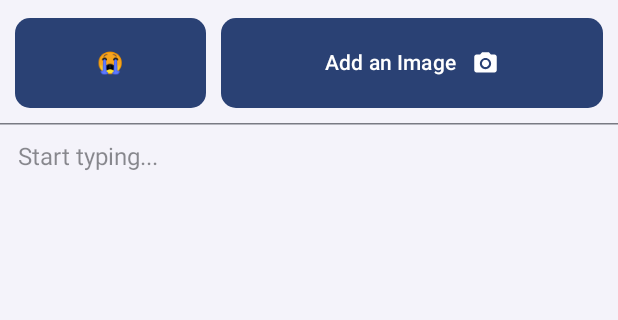
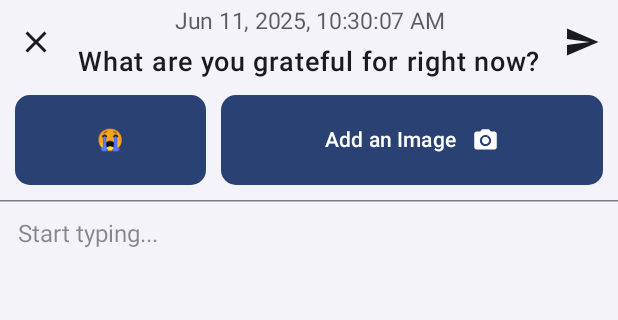
Before and after one commit to mariuskuehnast/MoCo_2025_Team_1, an Android app built with Jetpack Compose: the screen it shows after launch (MainActivity), item 2 of the bottom bar chosen, on a phone screen of 412 x 824 dp, the part 69-389 px from its top. Run offline under Robolectric (Android 15) with nearby library versions, the phone set to English and light mode, and no system bars; our stand-ins replace Room's generated code.

Commit message:
Display datetime and prompt in the EntryComposer and add close and send buttons to the modal

```diff
--- a/app/build.gradle.kts
+++ b/app/build.gradle.kts
@@ -16,7 +16,7 @@ android {
 
     defaultConfig {
         applicationId = "com.example.moco2025team1"
-        minSdk = 24
+        minSdk = 26
         targetSdk = 35
         versionCode = 1
         versionName = "1.0"
--- a/app/src/main/java/com/example/moco2025team1/MainActivity.kt
+++ b/app/src/main/java/com/example/moco2025team1/MainActivity.kt
@@ -8,12 +8,9 @@ import androidx.activity.enableEdgeToEdge
 import androidx.compose.foundation.layout.Column
 import androidx.compose.material3.Text
 import androidx.compose.runtime.Composable
-import androidx.compose.runtime.getValue
-import androidx.compose.runtime.mutableStateOf
-import androidx.compose.runtime.remember
-import androidx.compose.runtime.setValue
 import androidx.compose.ui.Modifier
 import androidx.compose.ui.tooling.preview.Preview
+import androidx.lifecycle.viewModelScope
 import androidx.navigation.compose.NavHost
 import androidx.navigation.compose.composable
 import androidx.navigation.compose.rememberNavController
@@ -21,11 +18,12 @@ import com.example.moco2025team1.model.entities.Contact
 import com.example.moco2025team1.ui.composables.ContactCard
 import com.example.moco2025team1.ui.composables.OurScaffold
 import com.example.moco2025team1.ui.screens.HomeScreen
-import com.example.moco2025team1.ui.screens.NewEntryScreen
 import com.example.moco2025team1.ui.screens.ProfileScreen
 import com.example.moco2025team1.ui.theme.MOCO2025Team1Theme
 import androidx.lifecycle.viewmodel.compose.viewModel
 import com.example.moco2025team1.viewmodel.PromptViewModel
+import kotlinx.coroutines.Dispatchers
+import kotlinx.coroutines.launch
 import kotlinx.serialization.Serializable
 
 class MainActivity : ComponentActivity() {
@@ -54,7 +52,11 @@ class MainActivity : ComponentActivity() {
                             HomeScreen(
                                 contacts,
                                 onContactClick = {
-                                    //
+                                    promptViewModel.insertPrompt("Test")
+                                    promptViewModel.viewModelScope.launch(Dispatchers.IO) {
+                                        Log.i("Prompts", promptViewModel.getTodaysPrompts().joinToString(", "))
+                                    }
+                                    Log.i("Test", "Hello World!")
                                 }
                             )
                         }
--- /dev/null
+++ b/app/src/main/java/com/example/moco2025team1/ui/composables/EntryComposer.kt
@@ -0,0 +1,98 @@
+package com.example.moco2025team1.ui.composables
+
+import androidx.compose.foundation.layout.Arrangement
+import androidx.compose.foundation.layout.Box
+import androidx.compose.foundation.layout.Column
+import androidx.compose.foundation.layout.PaddingValues
+import androidx.compose.foundation.layout.Row
+import androidx.compose.foundation.layout.Spacer
+import androidx.compose.foundation.layout.fillMaxWidth
+import androidx.compose.foundation.layout.padding
+import androidx.compose.foundation.layout.size
+import androidx.compose.foundation.layout.width
+import androidx.compose.foundation.shape.RoundedCornerShape
+import androidx.compose.material.icons.Icons
+import androidx.compose.material.icons.automirrored.filled.Send
+import androidx.compose.material.icons.filled.Close
+import androidx.compose.material.icons.filled.PhotoCamera
+import androidx.compose.material3.Button
+import androidx.compose.material3.HorizontalDivider
+import androidx.compose.material3.Icon
+import androidx.compose.material3.IconButton
+import androidx.compose.material3.MaterialTheme
+import androidx.compose.material3.Text
+import androidx.compose.runtime.Composable
+import androidx.compose.ui.Alignment
+import androidx.compose.ui.Modifier
+import androidx.compose.ui.text.font.FontWeight
+import androidx.compose.ui.tooling.preview.Preview
+import androidx.compose.ui.unit.dp
+import androidx.compose.ui.unit.sp
+import java.time.LocalDateTime
+import java.time.format.DateTimeFormatter
+import java.time.format.FormatStyle
+
+@Composable
+fun EntryComposer(onClose: () -> Unit) {
+    val dateFormatter = DateTimeFormatter.ofLocalizedDateTime(FormatStyle.MEDIUM)
+
+    Column {
+        Box(modifier = Modifier.fillMaxWidth()) {
+            IconButton(modifier = Modifier.align(Alignment.CenterStart), onClick = { onClose() }) {
+                Icon(Icons.Filled.Close, "Close")
+            }
+            IconButton(modifier = Modifier.align(Alignment.CenterEnd), onClick = { onClose() }) {
+                Icon(Icons.AutoMirrored.Filled.Send, "Send")
+            }
+            Column(
+                modifier = Modifier.align(Alignment.Center),
+                horizontalAlignment = Alignment.CenterHorizontally,
+                verticalArrangement = Arrangement.spacedBy(3.dp)
+            ) {
+                Text(
+                    LocalDateTime.now().format(dateFormatter),
+                    fontSize = 15.sp,
+                    color = MaterialTheme.colorScheme.onBackground.copy(alpha = 0.7f)
+                )
+                Text(
+                    "What are you grateful for right now?",
+                    fontSize = 18.sp,
+                    fontWeight = FontWeight.Medium
+                )
+            }
+        }
+        Row(
+            modifier = Modifier
+                .fillMaxWidth()
+                .padding(10.dp),
+            horizontalArrangement = Arrangement.spacedBy(10.dp)
+        ) {
+            Button(
+                onClick = {},
+                shape = RoundedCornerShape(10.dp),
+                contentPadding = PaddingValues(20.dp),
+                modifier = Modifier.weight(1f)
+            ) {
+                Text("😭")
+            }
+            Button(
+                onClick = {},
+                shape = RoundedCornerShape(10.dp),
+                contentPadding = PaddingValues(20.dp),
+                modifier = Modifier.weight(2f)
+            ) {
+                Text("Add an Image")
+                Spacer(modifier = Modifier.width(10.dp))
+                Icon(Icons.Filled.PhotoCamera, "Camera", Modifier.size(18.dp))
+            }
+        }
+        HorizontalDivider()
+        TextInput()
+    }
+}
+
+@Preview(showBackground = true)
+@Composable
+fun EntryComposerPreview() {
+    EntryComposer(onClose = {})
+}
--- a/app/src/main/java/com/example/moco2025team1/ui/composables/TextInput.kt
+++ b/app/src/main/java/com/example/moco2025team1/ui/composables/TextInput.kt
@@ -1,20 +1,20 @@
 package com.example.moco2025team1.ui.composables
 
-import androidx.compose.foundation.background
 import androidx.compose.foundation.layout.Box
 import androidx.compose.foundation.layout.fillMaxSize
-import androidx.compose.foundation.layout.fillMaxWidth
 import androidx.compose.foundation.layout.padding
 import androidx.compose.foundation.text.BasicTextField
 import androidx.compose.material3.MaterialTheme
 import androidx.compose.material3.Text
 import androidx.compose.runtime.Composable
+import androidx.compose.runtime.LaunchedEffect
 import androidx.compose.runtime.getValue
 import androidx.compose.runtime.mutableStateOf
 import androidx.compose.runtime.remember
 import androidx.compose.runtime.setValue
 import androidx.compose.ui.Modifier
-import androidx.compose.ui.graphics.Color
+import androidx.compose.ui.focus.FocusRequester
+import androidx.compose.ui.focus.focusRequester
 import androidx.compose.ui.graphics.SolidColor
 import androidx.compose.ui.text.TextStyle
 import androidx.compose.ui.tooling.preview.Preview
@@ -27,12 +27,17 @@ fun TextInput() {
 
     val textStyle = TextStyle(color = MaterialTheme.colorScheme.onBackground, fontSize = 16.sp)
 
+    val focusRequester = remember { FocusRequester() }
+    LaunchedEffect(Unit) {
+        focusRequester.requestFocus()
+    }
 
     BasicTextField(
         value,
         onValueChange = { value = it },
         modifier = Modifier
-            .fillMaxSize(),
+            .fillMaxSize()
+            .focusRequester(focusRequester),
 //        modifier = Modifier.weight(1f),
 //        colors = TextFieldDefaults.colors(
 //            focusedIndicatorColor = Color.Transparent,
--- a/app/src/main/java/com/example/moco2025team1/ui/screens/NewEntryScreen.kt
+++ b/app/src/main/java/com/example/moco2025team1/ui/screens/NewEntryScreen.kt
@@ -1,35 +1,10 @@
 package com.example.moco2025team1.ui.screens
 
-import androidx.compose.foundation.layout.Arrangement
-import androidx.compose.foundation.layout.Column
-import androidx.compose.foundation.layout.PaddingValues
-import androidx.compose.foundation.layout.Row
-import androidx.compose.foundation.layout.Spacer
-import androidx.compose.foundation.layout.fillMaxSize
-import androidx.compose.foundation.layout.fillMaxWidth
-import androidx.compose.foundation.layout.padding
-import androidx.compose.foundation.layout.size
-import androidx.compose.foundation.layout.width
-import androidx.compose.foundation.shape.RoundedCornerShape
-import androidx.compose.material.icons.Icons
-import androidx.compose.material.icons.filled.PhotoCamera
-import androidx.compose.material3.Button
 import androidx.compose.material3.ExperimentalMaterial3Api
-import androidx.compose.material3.HorizontalDivider
-import androidx.compose.material3.Icon
 import androidx.compose.material3.ModalBottomSheet
-import androidx.compose.material3.Text
 import androidx.compose.material3.rememberModalBottomSheetState
 import androidx.compose.runtime.Composable
-import androidx.compose.runtime.getValue
-import androidx.compose.runtime.mutableStateOf
-import androidx.compose.runtime.remember
-import androidx.compose.runtime.setValue
-import androidx.compose.ui.Alignment
-import androidx.compose.ui.Modifier
-import androidx.compose.ui.tooling.preview.Preview
-import androidx.compose.ui.unit.dp
-import com.example.moco2025team1.ui.composables.TextInput
+import com.example.moco2025team1.ui.composables.EntryComposer
 
 @OptIn(ExperimentalMaterial3Api::class)
 @Composable
@@ -37,9 +12,6 @@ fun NewEntryScreen(onDismissRequest: () -> Unit) {
     val sheetState = rememberModalBottomSheetState(skipPartiallyExpanded = true)
 
     ModalBottomSheet(sheetState = sheetState, onDismissRequest = onDismissRequest) {
-        Column(
-            horizontalAlignment = Alignment.CenterHorizontally
-        ) {
 //        Row(
 //            Modifier.fillMaxWidth(),
 //            verticalAlignment = Alignment.CenterVertically,
@@ -70,45 +42,6 @@ fun NewEntryScreen(onDismissRequest: () -> Unit) {
 //                )
 //            }
 //        }
-            Column {
-                Row(
-                    modifier = Modifier
-                        .fillMaxWidth()
-                        .padding(10.dp),
-                    horizontalArrangement = Arrangement.spacedBy(10.dp)
-                ) {
-                    Button(
-                        onClick = {},
-                        shape = RoundedCornerShape(10.dp),
-                        contentPadding = PaddingValues(20.dp),
-                        modifier = Modifier.weight(1f)
-                    ) {
-                        Text("😭")
-                    }
-                    Button(
-                        onClick = {},
-                        shape = RoundedCornerShape(10.dp),
-                        contentPadding = PaddingValues(20.dp),
-                        modifier = Modifier.weight(2f)
-                    ) {
-                        Text("Add an Image")
-                        Spacer(modifier = Modifier.width(10.dp))
-                        Icon(Icons.Filled.PhotoCamera, "Camera", Modifier.size(18.dp))
-                    }
-                }
-                HorizontalDivider()
-                TextInput()
-            }
-        }
+        EntryComposer(onClose = { onDismissRequest() })
     }
 }
-
-@Preview(showBackground = true)
-@Composable
-fun NewEntryScreenPreview() {
-    var isSheetOpen by remember { mutableStateOf(true) }
-
-    if (isSheetOpen) {
-        NewEntryScreen(onDismissRequest = { isSheetOpen = false })
-    }
-}
```
